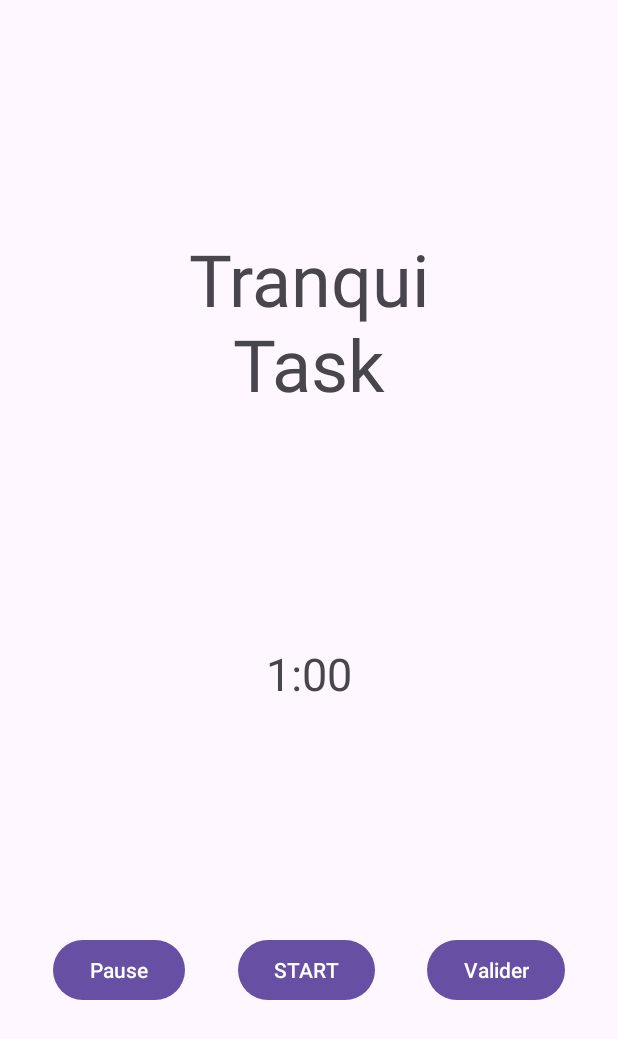
After one commit to Binau02/TranquiTask-app, an Android app: the layout fragment_start_task.xml on its own in the app's theme, with its tools: preview values and no code run, on a phone screen of 412 x 824 dp. The commit adds this screen. Shown: the top 1039 px of the screen. Run offline under Robolectric (Android 15) with nearby library versions, the phone set to English and light mode, and no system bars.

Commit message:
Ajout StartTask

```diff
--- a/app/src/main/java/com/example/tranquitaskapp/data/ListeTachesModel.kt
+++ b/app/src/main/java/com/example/tranquitaskapp/data/TacheModel.kt
@@ -1,6 +1,6 @@
 package com.example.tranquitaskapp.data
 
-data class ListeTachesModel(
+data class TacheModel(
     val name: String,
     val logoResId: Int,
     val progress: Int,
--- a/app/src/main/java/com/example/tranquitaskapp/fragment/AddTask.kt
+++ b/app/src/main/java/com/example/tranquitaskapp/fragment/AddTask.kt
@@ -22,7 +22,7 @@ import com.example.tranquitaskapp.R
 import com.example.tranquitaskapp.User
 import com.example.tranquitaskapp.firebase.MyFirebase
 import com.example.tranquitaskapp.firebase.MyFirebaseAuth
-import com.example.tranquitaskapp.navigation.BottomBarVisibilityListener
+import com.example.tranquitaskapp.interfaces.BottomBarVisibilityListener
 import com.google.firebase.firestore.DocumentReference
 import com.google.firebase.firestore.FieldValue
 
--- a/app/src/main/java/com/example/tranquitaskapp/fragment/Friends.kt
+++ b/app/src/main/java/com/example/tranquitaskapp/fragment/Friends.kt
@@ -19,7 +19,7 @@ import com.example.tranquitaskapp.User
 import com.example.tranquitaskapp.firebase.MyFirebase
 import com.example.tranquitaskapp.adapter.FriendsRowAdapter
 import com.example.tranquitaskapp.data.FriendsModel
-import com.example.tranquitaskapp.navigation.BottomBarVisibilityListener
+import com.example.tranquitaskapp.interfaces.BottomBarVisibilityListener
 import com.google.android.gms.tasks.Tasks
 import com.google.firebase.firestore.DocumentReference
 import com.google.firebase.firestore.DocumentSnapshot
--- a/app/src/main/java/com/example/tranquitaskapp/fragment/Home.kt
+++ b/app/src/main/java/com/example/tranquitaskapp/fragment/Home.kt
@@ -22,7 +22,7 @@ import com.google.firebase.firestore.DocumentReference
 import kotlinx.coroutines.Dispatchers
 import kotlinx.coroutines.launch
 import kotlinx.coroutines.withContext
-import com.example.tranquitaskapp.navigation.BottomBarVisibilityListener
+import com.example.tranquitaskapp.interfaces.BottomBarVisibilityListener
 import com.example.tranquitaskapp.ui.CircularProgressBar
 
 
--- a/app/src/main/java/com/example/tranquitaskapp/fragment/Leaderboard.kt
+++ b/app/src/main/java/com/example/tranquitaskapp/fragment/Leaderboard.kt
@@ -14,7 +14,7 @@ import androidx.lifecycle.lifecycleScope
 import androidx.recyclerview.widget.LinearLayoutManager
 import androidx.recyclerview.widget.RecyclerView
 import com.example.tranquitaskapp.R
-import com.example.tranquitaskapp.navigation.BottomBarVisibilityListener
+import com.example.tranquitaskapp.interfaces.BottomBarVisibilityListener
 import com.example.tranquitaskapp.adapter.LeaderboardRowAdapter
 import com.example.tranquitaskapp.data.LeaderboardModel
 import com.example.tranquitaskapp.firebase.MyFirebase
--- a/app/src/main/java/com/example/tranquitaskapp/fragment/MainActivity.kt
+++ b/app/src/main/java/com/example/tranquitaskapp/fragment/MainActivity.kt
@@ -6,7 +6,7 @@ import android.view.View
 import androidx.fragment.app.Fragment
 import com.example.tranquitaskapp.R
 import com.example.tranquitaskapp.databinding.ActivityMainBinding
-import com.example.tranquitaskapp.navigation.BottomBarVisibilityListener
+import com.example.tranquitaskapp.interfaces.BottomBarVisibilityListener
 import com.google.android.material.bottomnavigation.BottomNavigationView
 import com.google.firebase.FirebaseApp
 
--- a/app/src/main/java/com/example/tranquitaskapp/fragment/Profile.kt
+++ b/app/src/main/java/com/example/tranquitaskapp/fragment/Profile.kt
@@ -12,7 +12,7 @@ import android.widget.Toast
 import androidx.fragment.app.Fragment
 import com.example.tranquitaskapp.R
 import com.example.tranquitaskapp.User
-import com.example.tranquitaskapp.navigation.BottomBarVisibilityListener
+import com.example.tranquitaskapp.interfaces.BottomBarVisibilityListener
 
 /**
  * A simple [Fragment] subclass.
--- a/app/src/main/java/com/example/tranquitaskapp/fragment/SignIn.kt
+++ b/app/src/main/java/com/example/tranquitaskapp/fragment/SignIn.kt
@@ -18,7 +18,7 @@ import com.example.tranquitaskapp.R
 import com.example.tranquitaskapp.User
 import com.example.tranquitaskapp.firebase.MyFirebase
 import com.example.tranquitaskapp.firebase.MyFirebaseAuth
-import com.example.tranquitaskapp.navigation.BottomBarVisibilityListener
+import com.example.tranquitaskapp.interfaces.BottomBarVisibilityListener
 
 class SignIn : Fragment() {
 
--- a/app/src/main/java/com/example/tranquitaskapp/fragment/SignUp.kt
+++ b/app/src/main/java/com/example/tranquitaskapp/fragment/SignUp.kt
@@ -16,7 +16,7 @@ import com.example.tranquitaskapp.R
 import com.example.tranquitaskapp.User
 import com.example.tranquitaskapp.firebase.MyFirebase
 import com.example.tranquitaskapp.firebase.MyFirebaseAuth
-import com.example.tranquitaskapp.navigation.BottomBarVisibilityListener
+import com.example.tranquitaskapp.interfaces.BottomBarVisibilityListener
 import com.example.tranquitaskapp.regex.RegexPatterns
 
 
--- a/app/src/main/java/com/example/tranquitaskapp/navigation/BottomBarVisibilityListener.kt
+++ b/app/src/main/java/com/example/tranquitaskapp/interfaces/BottomBarVisibilityListener.kt
@@ -1,4 +1,4 @@
-package com.example.tranquitaskapp.navigation
+package com.example.tranquitaskapp.interfaces
 
 import androidx.fragment.app.Fragment
 
--- /dev/null
+++ b/app/src/main/java/com/example/tranquitaskapp/interfaces/TaskButtonClickListener.kt
@@ -0,0 +1,5 @@
+package com.example.tranquitaskapp.interfaces
+
+interface TaskButtonClickListener {
+    fun onStartButtonClick(position: Int)
+}
--- /dev/null
+++ b/app/src/main/res/layout/fragment_start_task.xml
@@ -0,0 +1,63 @@
+<androidx.constraintlayout.widget.ConstraintLayout
+    xmlns:android="http://schemas.android.com/apk/res/android"
+    xmlns:app="http://schemas.android.com/apk/res-auto"
+    xmlns:tools="http://schemas.android.com/tools"
+    android:layout_width="match_parent"
+    android:layout_height="match_parent">
+
+    <TextView
+        android:id="@+id/reg_logo"
+        android:layout_width="wrap_content"
+        android:layout_height="wrap_content"
+        android:text="Tranqui\nTask"
+        android:textAlignment="center"
+        android:textAppearance="@style/TextAppearance.AppCompat.Display1"
+        android:textSize="48sp"
+        app:layout_constraintStart_toStartOf="parent"
+        app:layout_constraintEnd_toEndOf="parent"
+        app:layout_constraintHorizontal_bias="0.5"
+        app:layout_constraintTop_toTopOf="parent"
+        app:layout_constraintBottom_toTopOf="@+id/countdown" />
+
+    <TextView
+        android:id="@+id/countdown"
+        android:layout_width="wrap_content"
+        android:layout_height="wrap_content"
+        android:text="1:00"
+        android:textSize="30sp"
+        app:layout_constraintTop_toBottomOf="@id/reg_logo"
+        app:layout_constraintStart_toStartOf="parent"
+        app:layout_constraintEnd_toEndOf="parent"
+        app:layout_constraintBottom_toTopOf="@+id/button_start" />
+
+    <Button
+        android:id="@+id/button_pause"
+        android:layout_width="wrap_content"
+        android:layout_height="wrap_content"
+        android:text="Pause"
+        app:layout_constraintStart_toStartOf="parent"
+        app:layout_constraintEnd_toStartOf="@+id/button_start"
+        app:layout_constraintTop_toBottomOf="@+id/countdown"
+        app:layout_constraintBottom_toBottomOf="parent" />
+
+    <Button
+        android:id="@+id/button_start"
+        android:layout_width="wrap_content"
+        android:layout_height="wrap_content"
+        android:text="START"
+        app:layout_constraintStart_toEndOf="@+id/button_pause"
+        app:layout_constraintEnd_toStartOf="@+id/button_valider"
+        app:layout_constraintTop_toBottomOf="@+id/countdown"
+        app:layout_constraintBottom_toBottomOf="parent" />
+
+    <Button
+        android:id="@+id/button_valider"
+        android:layout_width="wrap_content"
+        android:layout_height="wrap_content"
+        android:text="Valider"
+        app:layout_constraintStart_toEndOf="@+id/button_start"
+        app:layout_constraintEnd_toEndOf="parent"
+        app:layout_constraintTop_toBottomOf="@+id/countdown"
+        app:layout_constraintBottom_toBottomOf="parent" />
+
+</androidx.constraintlayout.widget.ConstraintLayout>
--- a/app/src/main/res/layout/liste_tache_row.xml
+++ b/app/src/main/res/layout/liste_tache_row.xml
@@ -164,6 +164,7 @@
                 android:orientation="horizontal">
 
                 <Button
+                    android:id="@+id/buttonStart"
                     android:layout_width="100dp"
                     android:layout_weight="1"
                     android:layout_height="wrap_content"
```
Also changed, not shown: app/src/main/java/com/example/tranquitaskapp/adapter/ListeTachesRowAdapter.kt (+16 -8 lines), app/src/main/java/com/example/tranquitaskapp/fragment/ListTaches.kt (+13 -7 lines), app/src/main/java/com/example/tranquitaskapp/fragment/StartTask.kt (added, +121 -0 lines).
